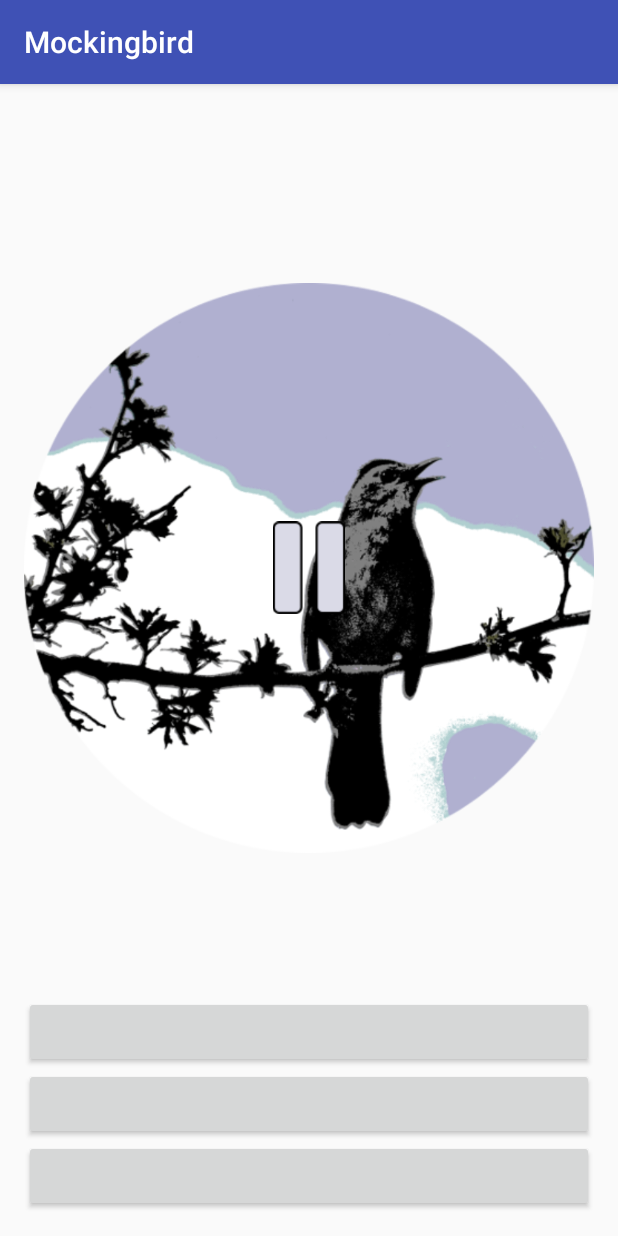
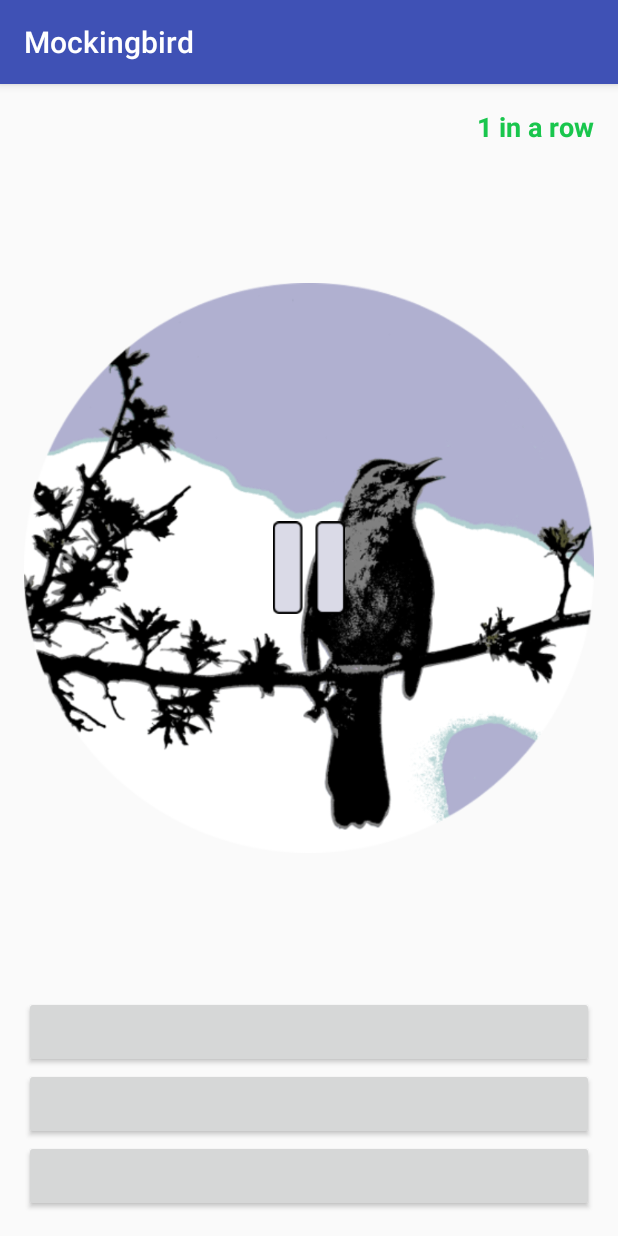
Before and after one commit to dminor/mockingbird, an Android app: the ChoosePlaylistActivity screen opened directly, with no data from a screen before it, after a tap on "START PLAYLIST", on a phone screen of 412 x 824 dp. Run offline under Robolectric (Android 15) with nearby library versions, the phone set to English and light mode, and no system bars; 3 other taps on this screen came first.

Commit message:
Track mistakes, display streak.

```diff
--- a/mockingbird/src/main/res/layout/activity_playlist.xml
+++ b/mockingbird/src/main/res/layout/activity_playlist.xml
@@ -8,6 +8,16 @@
     android:paddingRight="@dimen/activity_horizontal_margin"
     android:paddingTop="@dimen/activity_vertical_margin"
     tools:context="com.thegreatpotoo.mockingbird.PlaylistActivity">
+
+    <TextView
+        android:layout_width="wrap_content"
+        android:layout_height="wrap_content"
+        android:layout_alignParentTop="true"
+        android:id="@+id/currentStreakTextView"
+        android:text="1 in a row"
+        tools:textColor="#ff1ac64d"
+        android:textAppearance="@style/StreakText"
+        android:layout_alignParentEnd="true" />
 
     <ImageView
         android:layout_width="wrap_content"
--- a/mockingbird/src/main/res/values/strings.xml
+++ b/mockingbird/src/main/res/values/strings.xml
@@ -25,4 +25,5 @@
     <string name="use_birdcodes_setting_summary">Use four letter bird banding codes instead of names </string>
     <string name="xenocanto_quality_setting">Xeno-Canto Recording Quality</string>
     <string name="xenocanto_quality_summary">Restrict Xeno-Canto recordings to this quality or better</string>
+    <string name="in_a_row">%1$d in a row</string>
 </resources>
--- a/mockingbird/src/main/res/values/styles.xml
+++ b/mockingbird/src/main/res/values/styles.xml
@@ -8,4 +8,10 @@
         <item name="colorAccent">@color/colorAccent</item>
     </style>
 
+    <style name="StreakText" parent="@android:style/TextAppearance.Medium">
+        <item name="android:textColor">#ff19c64d</item>
+        <item name="android:textStyle">bold</item>
+        <item name="android:textAlignment">viewEnd</item>
+    </style>
+
 </resources>
```
Also changed, not shown: mockingbird/src/main/java/com/thegreatpotoo/mockingbird/Playlist.java (+31 -6 lines), mockingbird/src/main/java/com/thegreatpotoo/mockingbird/PlaylistActivity.java (+20 -9 lines), 1 other file.
